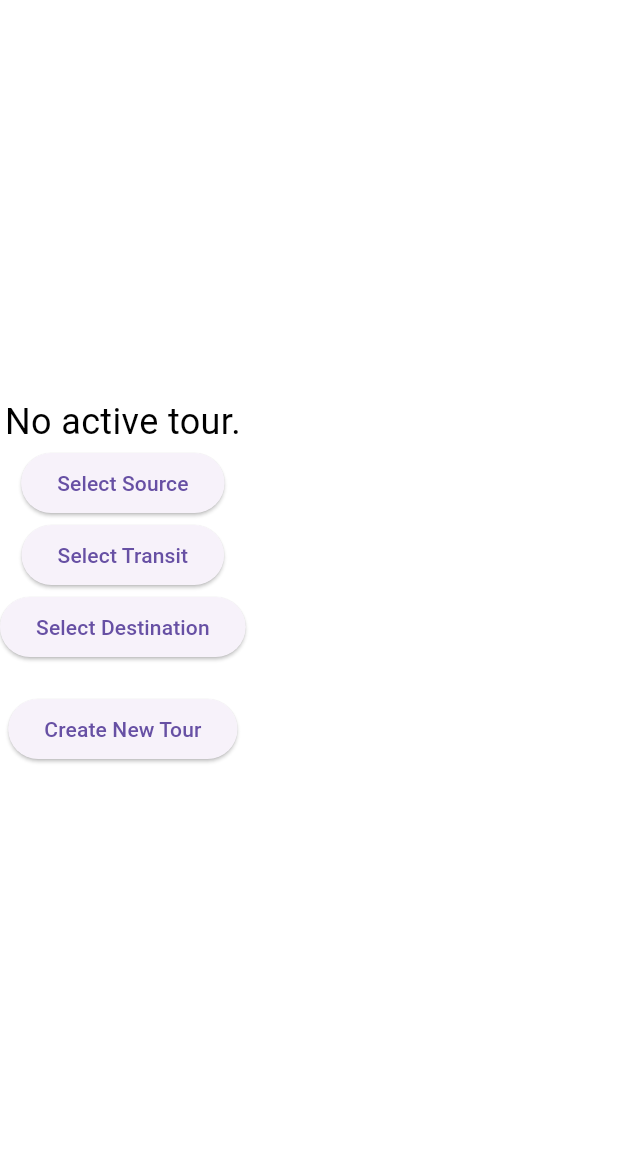
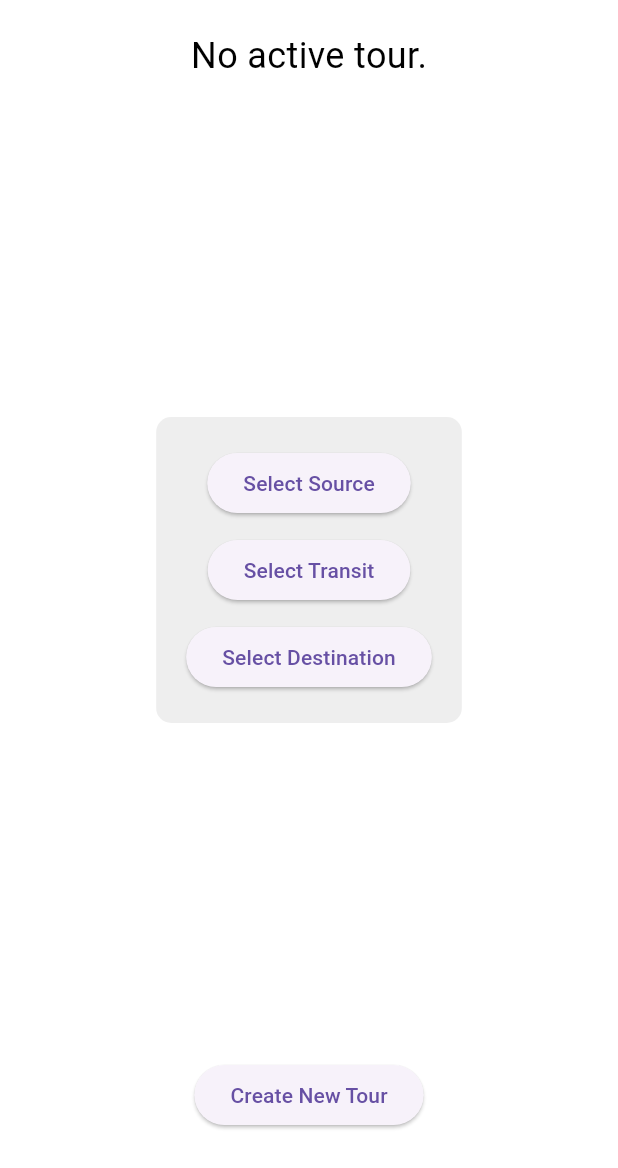
Before and after one commit to Ashish-Pandey62/YatraMate, a Flutter app: the TravelPage screen opened directly, after a tap on "Create New Tour", on a phone screen of 412 x 824 dp. Shown: the top 1168 px of the screen. Run offline on Flutter 3.47's test engine with Material 3 defaults, Android fonts, the phone set to English and light mode, and no system bars; our stand-ins replace basic_utils, connectivity_plus, flutter_dotenv, flutter_map, flutter_secure_storage, font_awesome_flutter and 6 more; missing offline and left inert: dart_jsonwebtoken, flutter_background_service, flutter_ignorebatteryoptimization, flutter_map_dragmarker, jwt_decode, pointycastle and 1 more; accounts and stored records are empty; network calls fail.

Commit message:
btns fixed

```diff
--- a/conductor_app/lib/pages/travel.dart
+++ b/conductor_app/lib/pages/travel.dart
@@ -61,7 +61,8 @@ class _TravelPageState extends State<TravelPage> {
     final newLocation = await Navigator.push(
       context,
       MaterialPageRoute(
-        builder: (context) => MapAdjusterScreen(
+        builder: (context) =>
+            MapAdjusterScreen(
               initialPosition: LatLng(lat, lng),
             ),
       ),
@@ -76,6 +77,7 @@ class _TravelPageState extends State<TravelPage> {
   //remove battery optimization
   final _flutterIgnorebatteryoptimizationPlugin =
   FlutterIgnorebatteryoptimization();
+
   Future<void> openIgnorebatteryoptimizationPlugin() async {
     String ignoreBatteryOptimization;
     try {
@@ -357,63 +359,70 @@ class _TravelPageState extends State<TravelPage> {
         padding: const EdgeInsets.only(bottom: 50.0),
         child: currentTour == null
             ? Column(
-                mainAxisAlignment: MainAxisAlignment.center,
+          mainAxisAlignment: MainAxisAlignment.spaceBetween,
           children: [
-                  const Text(
+            const Padding(
+              padding: EdgeInsets.only(top: 20.0),
+              child: Center(
+                child: Text(
                   'No active tour.',
                   style: TextStyle(
-                        fontSize: 24, color: Color.fromARGB(255, 0, 0, 0)),
+                    fontSize: 24,
+                    color: Color.fromARGB(255, 0, 0, 0),
                   ),
+                ),
+              ),
+            ),
+            Center(
+              child: Container(
+                padding: const EdgeInsets.all(20.0),
+                decoration: BoxDecoration(
+                  color: Colors.grey[200],
+                  borderRadius: BorderRadius.circular(10),
+                ),
+                child: Column(
+                  mainAxisSize: MainAxisSize.min,
+                  children: [
                     ElevatedButton(
                       onPressed: () => _openMapAdjuster(sourceController),
                       child: const Text('Select Source'),
                     ),
                     if (sourceController.text.isNotEmpty)
-                    Text('Source: ${sourceController.text}'),
+                      Padding(
+                        padding: const EdgeInsets.only(top: 8.0),
+                        child: Text('Source: ${sourceController.text}'),
+                      ),
+                    const SizedBox(height: 10),
                     ElevatedButton(
                       onPressed: () => _openMapAdjuster(transit1Controller),
                       child: const Text('Select Transit'),
                     ),
                     if (transit1Controller.text.isNotEmpty)
-                    Text('Source: ${transit1Controller.text}'),
+                      Padding(
+                        padding: const EdgeInsets.only(top: 8.0),
+                        child: Text('Transit: ${transit1Controller.text}'),
+                      ),
+                    const SizedBox(height: 10),
                     ElevatedButton(
                       onPressed: () => _openMapAdjuster(destinationController),
                       child: const Text('Select Destination'),
                     ),
                     if (destinationController.text.isNotEmpty)
-                    Text('Source: ${destinationController.text}'),
-                  const SizedBox(height: 20),
-                  ElevatedButton(
+                      Padding(
+                        padding: const EdgeInsets.only(top: 8.0),
+                        child: Text(
+                            'Destination: ${destinationController.text}'),
+                      ),
+                  ],
+                ),
+              ),
+            ),
+            Padding(
+              padding: const EdgeInsets.only(bottom: 20.0),
+              child: ElevatedButton(
                 onPressed: () async {
                   print(destinationController.text);
-                      // final sourceData =
-                      //     await fetchLocationData(sourceController.text);
-                      // final destinationData =
-                      //     await fetchLocationData(destinationController.text);
 
-                      // // Extracting coordinates (or use other data based on your needs)
-                      // final sourceCoordinates =
-                      //     sourceData['features'][0]['geometry']['coordinates'];
-                      // final destinationCoordinates = destinationData['features']
-                      //     [0]['geometry']['coordinates'];
-                      // print(destinationCoordinates);
-                      // final response = await http.post(
-                      //   Uri.parse(tourCreateUrl),
-                      //   headers: {
-                      //     'Authorization': 'Token $token',
-                      //     'Content-Type': 'application/json',
-                      //   },
-                      //   body: jsonEncode({
-                      //     "source_lat":
-                      //         sourceCoordinates[1], // Pokhara latitude
-                      //     "source_lng":
-                      //         sourceCoordinates[0], // Pokhara longitude
-                      //     "destination_lat":
-                      //         destinationCoordinates[1], // Kathmandu latitude
-                      //     "destination_lng":
-                      //         destinationCoordinates[0] // Kathmandu longitude
-                      //   }),
-                      // );
                   final response = await http.post(
                     Uri.parse(tourCreateUrl),
                     headers: {
@@ -421,14 +430,16 @@ class _TravelPageState extends State<TravelPage> {
                       'Content-Type': 'application/json',
                     },
                     body: jsonEncode({
-                          "source_lat": sourceController.text
-                              .split(',')[0], // Pokhara latitude
-                          "source_lng": sourceController.text
-                              .split(',')[1], // Pokhara longitude
-                          "destination_lat": destinationController.text
-                              .split(',')[0], // Kathmandu latitude
-                          "destination_lng": destinationController.text
-                              .split(',')[1], // Kathmandu longitude
+                      "source_lat": sourceController.text.split(',')[0],
+                      // Source latitude
+                      "source_lng": sourceController.text.split(',')[1],
+                      // Source longitude
+                      "destination_lat": destinationController.text.split(
+                          ',')[0],
+                      // Destination latitude
+                      "destination_lng": destinationController.text.split(
+                          ',')[1],
+                      // Destination longitude
                     }),
                   );
 
@@ -436,7 +447,6 @@ class _TravelPageState extends State<TravelPage> {
                     print(response.body);
                   }
 
-                // Logic to create a new tour
                   setState(() {
                     final data = jsonDecode(response.body);
                     currentTour = (data['tour_data']);
@@ -445,6 +455,7 @@ class _TravelPageState extends State<TravelPage> {
                   locationService(context);
                 },
                 child: const Text('Create New Tour'),
+              ),
             ),
           ],
         )
@@ -455,7 +466,9 @@ class _TravelPageState extends State<TravelPage> {
               child: Text(
                 'Current Tour: ${currentTour!['id']}',
                 style: const TextStyle(
-                    fontSize: 24, color: Color.fromARGB(255, 0, 0, 0)),
+                  fontSize: 24,
+                  color: Color.fromARGB(255, 0, 0, 0),
+                ),
               ),
             ),
             Expanded(
@@ -471,13 +484,15 @@ class _TravelPageState extends State<TravelPage> {
                           'Username: ${transaction['traveler_name']}',
                           style: const TextStyle(
                             fontSize: 16,
-                                color: Color.fromARGB(255, 0, 0, 0)),
+                            color: Color.fromARGB(255, 0, 0, 0),
+                          ),
                         ),
                         Text(
                           'Price: ${transaction['amount']}',
                           style: const TextStyle(
                             fontSize: 16,
-                                color: Color.fromARGB(255, 0, 0, 0)),
+                            color: Color.fromARGB(255, 0, 0, 0),
+                          ),
                         ),
                       ],
                     ),
@@ -506,7 +521,8 @@ class _TravelPageState extends State<TravelPage> {
                             ),
                           ),
                       ],
-                      ));
+                    ),
+                  );
                 },
               ),
             ),
@@ -517,15 +533,14 @@ class _TravelPageState extends State<TravelPage> {
           ],
         ),
       ),
-      // Floating Action Button to add a new transaction
       floatingActionButton: currentTour == null
           ? null
           : FloatingActionButton(
         onPressed: () {
-          // Open QR code scanner when clicked
           showDialog(
             context: context,
-            builder: (context) => Dialog(
+            builder: (context) =>
+                Dialog(
                   child: SizedBox(
                     width: double.infinity,
                     height: 400,
```
Lines whose indentation alone changed are shown as unchanged.
